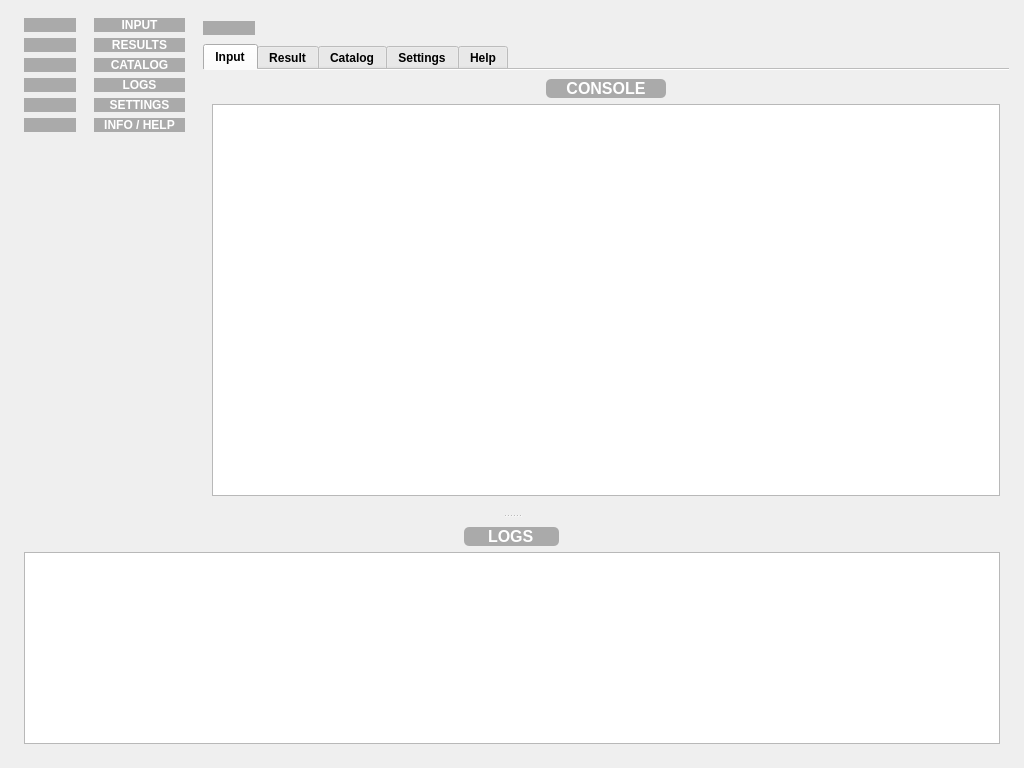
Above: ShortCircuitCalc/gui/main_window.ui from MrHerrington/Short-Circuit-Calculation before the change. Below: the same form after it.
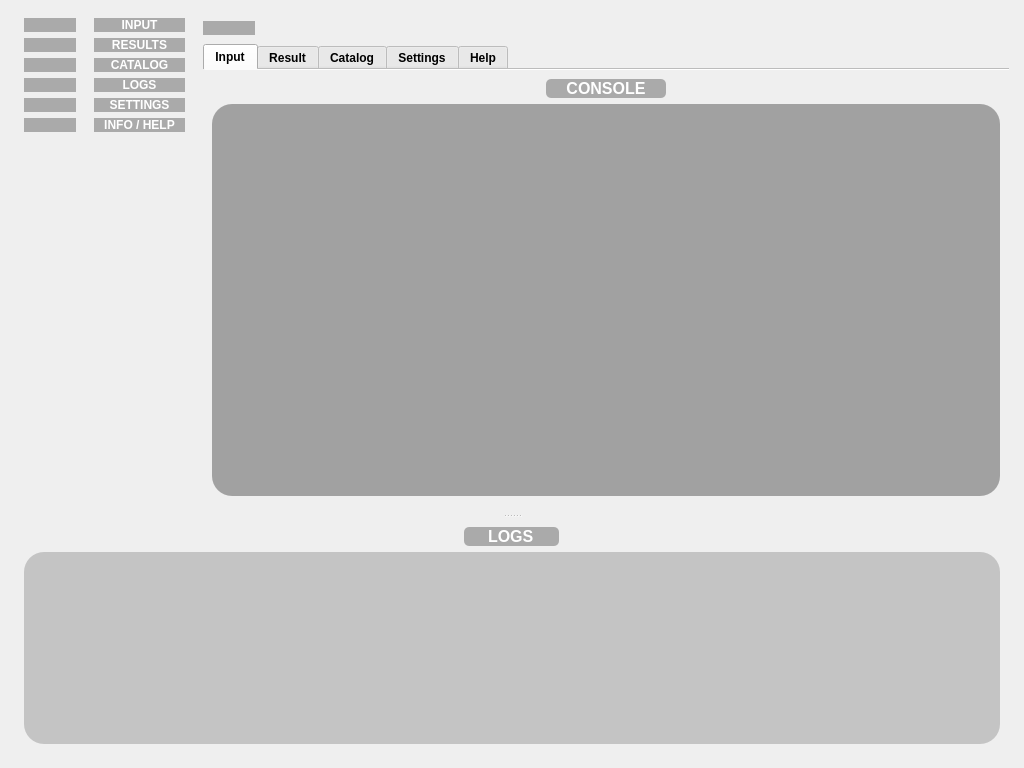
That is the form after the change. Icons and pictures are not drawn. Custom widgets are drawn as their Qt base class.

Commit message: Implement logging system in GUI. Developing read joined table method for DB management.

Patch:
```diff
--- a/ShortCircuitCalc/gui/main_window.ui
+++ b/ShortCircuitCalc/gui/main_window.ui
@@ -974,7 +974,7 @@
                   </font>
                  </property>
                  <property name="styleSheet">
-                  <string notr="true">QPlainTextEdit[objectName=&quot;consoleInput&quot;] {
+                  <string notr="true">QPlainTextEdit {
 background-color: rgba(153, 153, 153, 0.9);
 color: rgb(255, 255, 255);
 padding-left: 10px;
@@ -1385,7 +1385,7 @@
          </widget>
         </item>
         <item>
-         <widget class="QTextBrowser" name="logsOutput">
+         <widget class="QPlainTextEditLogger" name="logsOutput">
           <property name="sizePolicy">
            <sizepolicy hsizetype="Expanding" vsizetype="Expanding">
             <horstretch>0</horstretch>
@@ -1400,16 +1400,16 @@
           </property>
           <property name="font">
            <font>
-            <pointsize>14</pointsize>
+            <pointsize>10</pointsize>
            </font>
           </property>
           <property name="styleSheet">
-           <string notr="true">QTextBrowser[objectName=&quot;logsOutput&quot;] {
-background-color: rgba(153, 153, 153, 0.7);
+           <string notr="true">QPlainTextEdit {
+background-color: rgba(153, 153, 153, 0.5);
 color: rgb(255, 255, 255);
 padding-left: 10px;
 padding-right: 10 px;
-border-radius: 20px;
+border-radius: 20px
 }</string>
           </property>
          </widget>
@@ -1427,6 +1427,11 @@
    <extends>QGraphicsView</extends>
    <header>ShortCircuitCalc.gui.windows</header>
   </customwidget>
+  <customwidget>
+   <class>QPlainTextEditLogger</class>
+   <extends>QPlainTextEdit</extends>
+   <header>ShortCircuitCalc.gui.windows</header>
+  </customwidget>
  </customwidgets>
  <tabstops>
   <tabstop>logsOutput</tabstop>
```
The commit also changes 5 other files.
